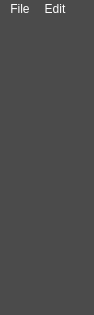
Above: View/MainWindow.ui from BETRU21/GraphicGenerator before the change. Below: the same form after it.
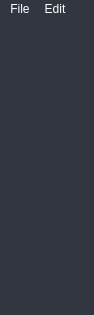
That is the form after the change.

Commit message: Change background color and fix issue when filePath was empty

What changed in the file:
```diff
--- a/View/MainWindow.ui
+++ b/View/MainWindow.ui
@@ -14,7 +14,7 @@
    <string>MainWindow</string>
   </property>
   <property name="styleSheet">
-   <string notr="true">background-color: rgb(75, 75, 75);
+   <string notr="true">background-color: rgb(49, 54, 65);
 color: rgb(255, 255, 255);</string>
   </property>
   <widget class="QWidget" name="centralwidget">
```
The commit also changes 3 other files.
